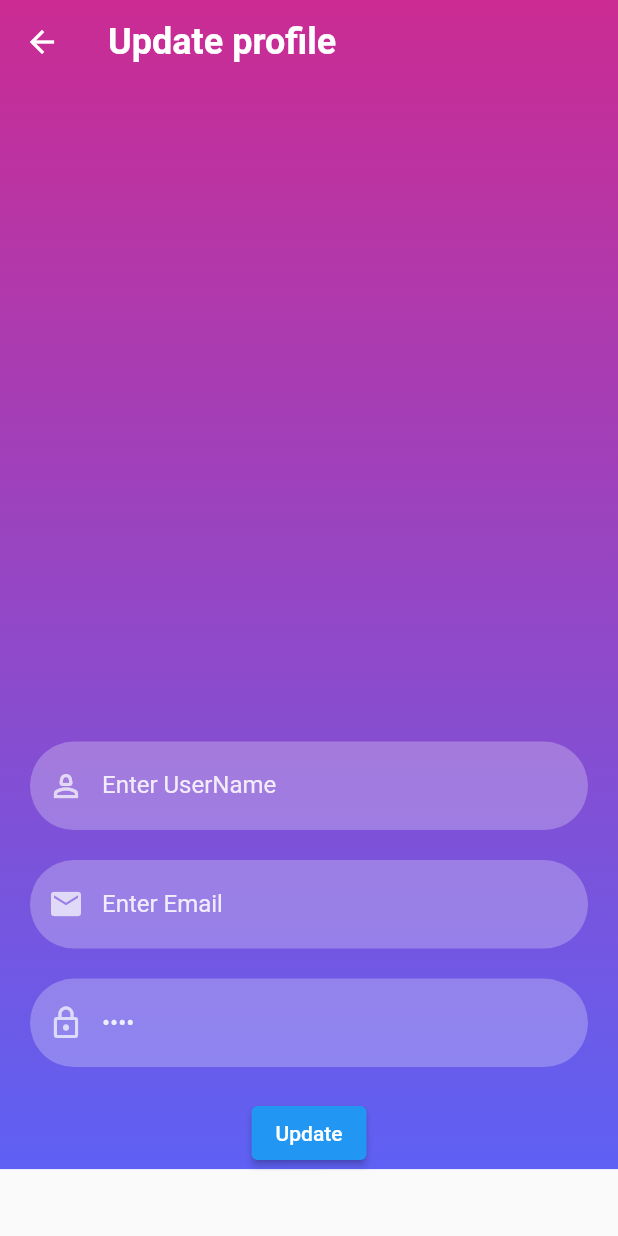
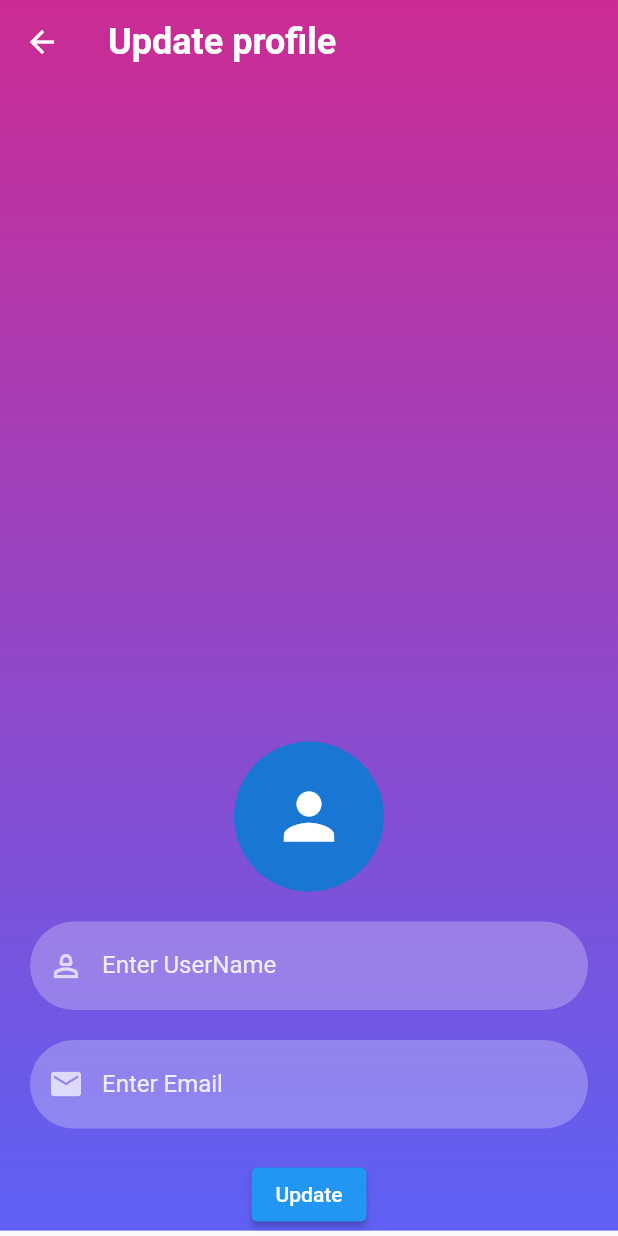
Before and after one commit to Ovik10/LookAfter, a Flutter app: the ProfileDetail screen opened directly, after a tap on "Update Profile", on a phone screen of 412 x 824 dp. Run offline on Flutter 3.47's test engine with Material 2 defaults, Android fonts, the phone set to English and light mode, and no system bars; our stand-ins replace firebase_auth, firebase_core, firebase_storage, google_maps_flutter, image_picker, location; accounts and stored records are empty; network calls fail.

Commit message:
profile pic

```diff
--- a/look/lib/screens/profile_change.dart
+++ b/look/lib/screens/profile_change.dart
@@ -3,6 +3,9 @@ import 'package:firebase_auth/firebase_auth.dart';
 import 'package:firebase_core/firebase_core.dart';
 import 'package:look/reusable_widgets/reusable_widget.dart';
 import 'package:look/utils/color_utils.dart';
+import 'package:firebase_storage/firebase_storage.dart';
+import 'package:image_picker/image_picker.dart';
+import 'dart:io';
 
 class ProfileChange extends StatefulWidget {
   const ProfileChange({Key? key}) : super(key: key);
@@ -12,9 +15,9 @@ class ProfileChange extends StatefulWidget {
 }
 
 class _ProfileChangeState extends State<ProfileChange> {
-  TextEditingController _passwordTextController = TextEditingController(text: "name");
   TextEditingController _userNameTextController = TextEditingController();
   TextEditingController _emailTextController = TextEditingController();
+  String? _uploadedImageUrl;
 
   @override
   void initState() {
@@ -36,10 +39,35 @@ class _ProfileChangeState extends State<ProfileChange> {
   void dispose() {
     _userNameTextController.dispose();
     _emailTextController.dispose();
-    _passwordTextController.dispose();
     super.dispose();
   }
 
+  void _showSnackBar(String message) {
+ScaffoldMessenger.of(context).showSnackBar(
+SnackBar(
+content: Text(message),
+duration: const Duration(seconds: 2),
+),
+);
+}
+
+  Future<void> _getImageFromGallery(String userId) async {
+    final pickedFile =
+        await ImagePicker().getImage(source: ImageSource.gallery);
+    if (pickedFile != null) {
+      final file = File(pickedFile.path);
+      final firebaseStorageRef = FirebaseStorage.instance
+          .ref()
+          .child('profile_images/$userId.jpg');
+      final uploadTask = firebaseStorageRef.putFile(file);
+      final snapshot = await uploadTask.whenComplete(() => null);
+      final downloadUrl = await snapshot.ref.getDownloadURL();
+      setState(() {
+        _uploadedImageUrl = downloadUrl;
+      });
+      _showSnackBar('Profile image uploaded successfully');
+    }
+  }
   Future<void> _updateProfile() async {
     final FirebaseAuth auth = FirebaseAuth.instance;
     final User? user = auth.currentUser;
@@ -47,7 +75,6 @@ class _ProfileChangeState extends State<ProfileChange> {
       try {
         await user.updateDisplayName(_userNameTextController.text.trim());
         await user.updateEmail(_emailTextController.text.trim());
-        await user.updatePassword(_passwordTextController.text.trim());
 
         ScaffoldMessenger.of(context).showSnackBar(
           SnackBar(content: Text('Profile has been updated!')),
@@ -90,6 +117,24 @@ class _ProfileChangeState extends State<ProfileChange> {
                 EdgeInsets.fromLTRB(20, MediaQuery.of(context).size.height * 0.6, 20, 0),
             child: Column(
               children: <Widget>[
+                GestureDetector(
+          onTap: () {
+            _getImageFromGallery(FirebaseAuth.instance.currentUser!.uid);
+          },
+          child: CircleAvatar(
+            radius: 50,
+            backgroundImage: _uploadedImageUrl == null
+                ? null
+                : NetworkImage(_uploadedImageUrl!),
+            child: _uploadedImageUrl == null
+                ? const Icon(
+                    Icons.person,
+                    size: 50,
+                  )
+                : null,
+          ),
+        ),
+SizedBox(height: 20),
                 reusableTextField(
                   "Enter UserName",
                   Icons.person_2_outlined,
@@ -106,13 +151,6 @@ class _ProfileChangeState extends State<ProfileChange> {
                   _emailTextController,
                 ),
                 SizedBox(height: 20),
-                reusableTextField(
-                  "Enter Password",
-                  Icons.lock_outline,
-                  true,
-                  _passwordTextController,
-                ),
-                SizedBox(height: 20),
 
 
             ElevatedButton(
--- a/look/lib/screens/profile_detail.dart
+++ b/look/lib/screens/profile_detail.dart
@@ -1,6 +1,8 @@
 import 'package:flutter/material.dart';
 import 'package:firebase_auth/firebase_auth.dart';
 import 'package:look/screens/profile_change.dart';
+import 'package:firebase_storage/firebase_storage.dart';
+
 
 class ProfileDetail extends StatefulWidget {
   const ProfileDetail({Key? key}) : super(key: key);
@@ -12,6 +14,16 @@ class ProfileDetail extends StatefulWidget {
 class _ProfileDetailState extends State<ProfileDetail> {
   String? _userEmail;
   String? _displayName;
+
+  Future<String?> _getProfilePictureUrl(String userId) async {
+    final ref = FirebaseStorage.instance.ref().child('profile_images/$userId.jpg');
+    try {
+      final url = await ref.getDownloadURL();
+      return url;
+    } catch (e) {
+      return null;
+    }
+  }
 
   @override
   void initState() {
@@ -44,6 +56,21 @@ class _ProfileDetailState extends State<ProfileDetail> {
         child: Column(
           mainAxisAlignment: MainAxisAlignment.center,
           children: [
+            FutureBuilder<String?>(
+              future: _getProfilePictureUrl(FirebaseAuth.instance.currentUser!.uid),
+              builder: (context, snapshot) {
+                if (snapshot.hasData) {
+                  return CircleAvatar(
+                    radius: 50,
+                    backgroundImage: NetworkImage(snapshot.data!),
+                  );
+                } else if (snapshot.hasError) {
+                  return Text('Error: ${snapshot.error}');
+                } else {
+                  return CircularProgressIndicator();
+                }
+              },
+            ),
             Text(
               'Email:',
               style: TextStyle(fontWeight: FontWeight.bold),
--- a/look/pubspec.yaml
+++ b/look/pubspec.yaml
@@ -41,6 +41,8 @@ dependencies:
   google_maps_flutter: ^2.2.5
   location: ^4.4.0
   geocoding: ^2.1.0
+  image_picker: ^0.8.7+2
+  firebase_storage: ^11.1.0
 
 
 dev_dependencies:
```
Also changed, not shown: look/pubspec.lock, 2 other files.
